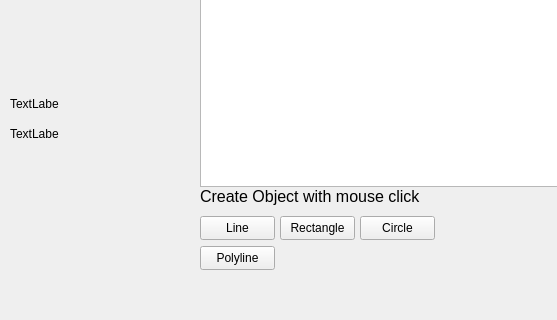
The window that Project13Qt/mainwindow.ui (Florcher/Educational-lesson) describes before a commit, drawn with Qt 5; both pictures show x 0 to 557 and y 254 to 574 of the 925 by 574 pixel window.
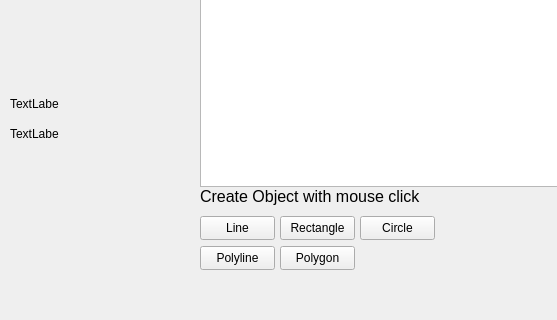
The same window after the commit.

The edit to the form file:
```diff
--- a/Project13Qt/mainwindow.ui
+++ b/Project13Qt/mainwindow.ui
@@ -230,6 +230,19 @@
      <string>Rectangle</string>
     </property>
    </widget>
+   <widget class="QPushButton" name="btnCreatePolygonWithClick">
+    <property name="geometry">
+     <rect>
+      <x>280</x>
+      <y>500</y>
+      <width>75</width>
+      <height>24</height>
+     </rect>
+    </property>
+    <property name="text">
+     <string>Polygon</string>
+    </property>
+   </widget>
   </widget>
   <widget class="QMenuBar" name="menubar">
    <property name="geometry">
```
